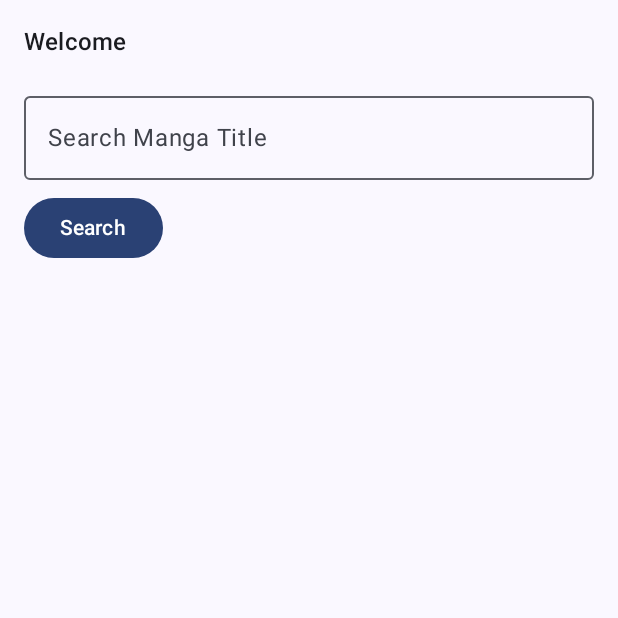
After one commit to loocool2/MangaUpdatesClient, an Android app built with Jetpack Compose: the composable SearchScreen called with empty values, on a phone screen of 412 x 824 dp, the top half of it. The commit adds this screen. Run offline under Robolectric (Android 15) with nearby library versions, the phone set to English and light mode, and no system bars; pictures from the network do not load.

Commit message:
Added search and detail screens

```diff
--- a/app/build.gradle.kts
+++ b/app/build.gradle.kts
@@ -2,6 +2,8 @@ plugins {
     alias(libs.plugins.android.application)
     alias(libs.plugins.kotlin.android)
     alias(libs.plugins.kotlin.compose)
+    id("kotlin-parcelize")
+
 }
 
 android {
@@ -68,4 +70,7 @@ dependencies {
     implementation("com.squareup.okhttp3:okhttp:4.12.0")
 
     implementation("com.squareup.okhttp3:logging-interceptor:4.12.0")
+    implementation("androidx.navigation:navigation-compose:2.7.7")
+    implementation("io.coil-kt:coil-compose:2.4.0")
+
 }
--- /dev/null
+++ b/app/src/main/java/com/example/mangaupdates/SearchScreen.kt
@@ -0,0 +1,123 @@
+package com.example.mangaupdates
+
+
+import android.util.Log
+import androidx.compose.foundation.Image
+import androidx.compose.foundation.background
+import androidx.compose.foundation.layout.Column
+import androidx.compose.foundation.layout.Row
+import androidx.compose.foundation.layout.Spacer
+import androidx.compose.foundation.layout.fillMaxWidth
+import androidx.compose.foundation.layout.height
+import androidx.compose.foundation.layout.padding
+import androidx.compose.foundation.layout.size
+import androidx.compose.foundation.layout.width
+import androidx.compose.foundation.lazy.LazyColumn
+import androidx.compose.foundation.lazy.items
+import androidx.compose.foundation.shape.RoundedCornerShape
+import androidx.compose.material3.Button
+import androidx.compose.material3.MaterialTheme
+import androidx.compose.material3.OutlinedTextField
+import androidx.compose.material3.Text
+import androidx.compose.runtime.Composable
+import androidx.compose.runtime.getValue
+import androidx.compose.runtime.mutableStateOf
+import androidx.compose.runtime.remember
+import androidx.compose.runtime.rememberCoroutineScope
+import androidx.compose.runtime.setValue
+import androidx.compose.ui.Alignment
+import androidx.compose.ui.Modifier
+import androidx.compose.ui.draw.clip
+import androidx.compose.ui.graphics.Color
+import androidx.compose.ui.layout.ContentScale
+import androidx.compose.ui.unit.dp
+import coil.compose.rememberAsyncImagePainter
+import kotlinx.coroutines.launch
+import androidx.compose.foundation.clickable
+import androidx.navigation.NavController
+
+@Composable
+fun SearchScreen(username: String, navController: NavController) {
+    var query by remember { mutableStateOf("") }
+    var results by remember { mutableStateOf(emptyList<MangaUpdatesApi.SeriesInfo>()) }
+    val coroutineScope = rememberCoroutineScope()
+
+    Column(Modifier.padding(16.dp)) {
+        Text("Welcome $username", style = MaterialTheme.typography.titleMedium)
+        Spacer(Modifier.height(16.dp))
+
+        OutlinedTextField(
+            value = query,
+            onValueChange = { query = it },
+            label = { Text("Search Manga Title") },
+            modifier = Modifier.fillMaxWidth()
+        )
+
+        Spacer(Modifier.height(8.dp))
+
+        Button(onClick = {
+            coroutineScope.launch {
+                try {
+                    val request = MangaUpdatesApi.SearchRequest(search = query)
+                    val response = ApiClient.api.searchManga(request)
+
+                    // Extract SeriesInfo from the nested 'record' field
+                    val seriesList = response.results.map { it.record }
+
+                    results = seriesList
+                    Log.d("SearchScreen", "Search successful: ${seriesList.size} items found")
+
+                } catch (e: Exception) {
+                    Log.e("SearchError", e.message ?: "Unknown error")
+                    results = emptyList()
+                }
+            }
+        }) {
+            Text("Search")
+        }
+
+
+        Spacer(Modifier.height(16.dp))
+
+        LazyColumn {
+            items(results) { series ->
+                Row(
+                    modifier = Modifier
+                        .fillMaxWidth()
+                        .padding(vertical = 8.dp),
+                    verticalAlignment = Alignment.CenterVertically
+                ) {
+                    val imageUrl = series.image.url.thumb
+
+                    Image(
+                        painter = rememberAsyncImagePainter(imageUrl),
+                        contentDescription = series.title,
+                        modifier = Modifier
+                            .size(80.dp)
+                            .clip(RoundedCornerShape(8.dp))
+                            .background(Color.LightGray),
+                        contentScale = ContentScale.FillHeight
+                    )
+
+                    Spacer(modifier = Modifier.width(12.dp))
+
+                    Column(
+                        modifier = Modifier
+                            .fillMaxWidth()
+                            .clickable {
+                                navController.currentBackStackEntry?.savedStateHandle?.set("series", series)
+                                navController.navigate("details")
+                            }
+                            .padding(8.dp)
+                    ) {
+                        Text(series.title, style = MaterialTheme.typography.titleMedium)
+                        Text("Type: ${series.type ?: "N/A"}", style = MaterialTheme.typography.bodySmall)
+                        Text("Year: ${series.year ?: "Unknown"}", style = MaterialTheme.typography.bodySmall)
+
+                    }
+                }
+            }
+        }
+
+    }
+}
```
Also changed, not shown: app/src/main/java/com/example/mangaupdates/ApiService.kt (+70 -2 lines), app/src/main/java/com/example/mangaupdates/DetailScreen.kt (added, +45 -0 lines), app/src/main/java/com/example/mangaupdates/MainActivity.kt (+51 -11 lines).
